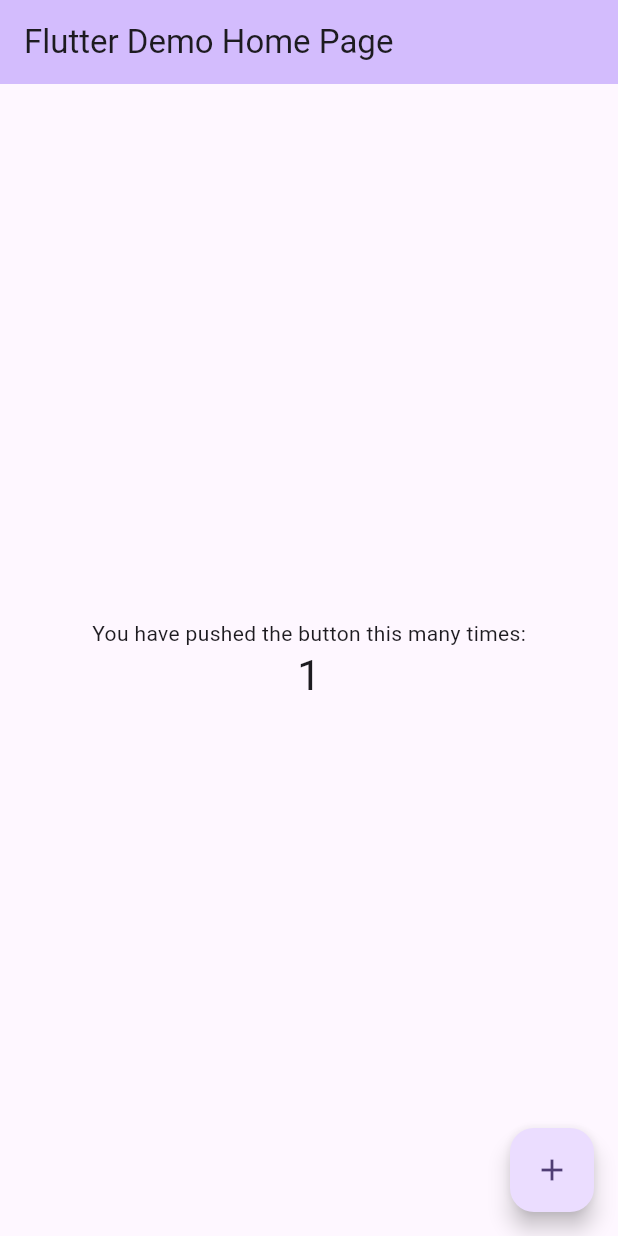
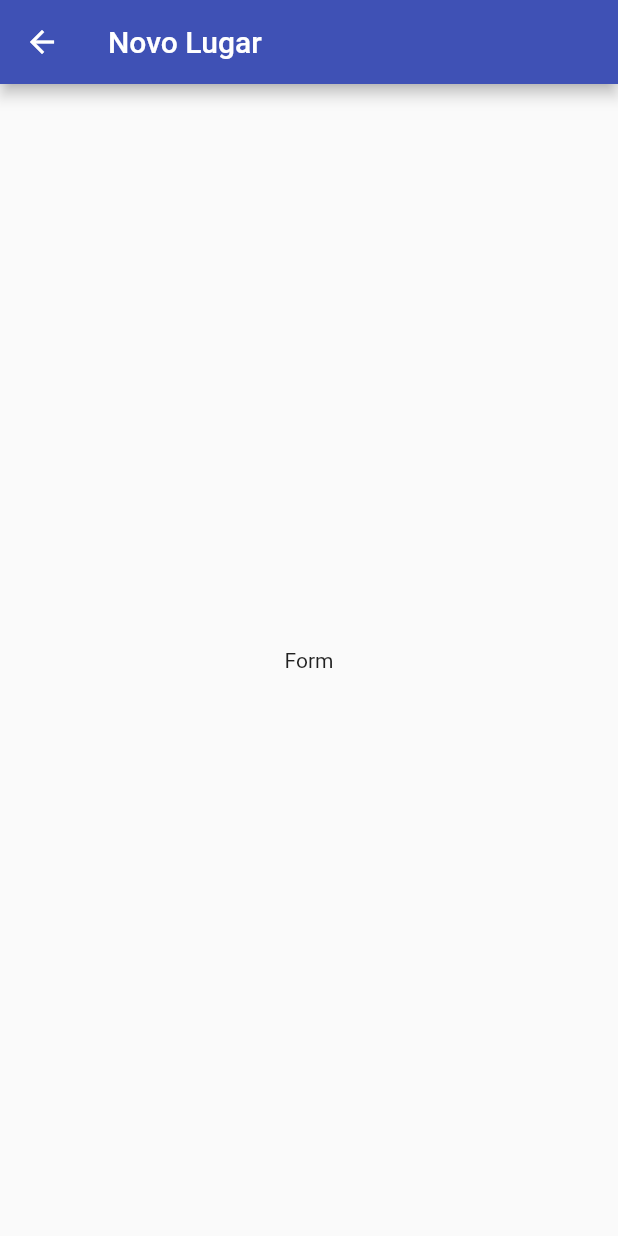
Before and after one commit to Joao-Kleber-Linhalis/great_places_app, a Flutter app: the screen it shows after launch, after a tap on the "add" icon, on a phone screen of 412 x 824 dp. Run offline on Flutter 3.47's test engine with Material 3 defaults, Android fonts, the phone set to English and light mode, and no system bars.

Commit message:
Inicio da tela de listar lugares

```diff
--- a/lib/main.dart
+++ b/lib/main.dart
@@ -1,4 +1,7 @@
 import 'package:flutter/material.dart';
+import 'package:great_places_app/screens/place_form_screen.dart';
+import 'package:great_places_app/screens/places_list_screen.dart';
+import 'package:great_places_app/utils/app_routes.dart';
 
 void main() {
   runApp(const MyApp());
@@ -7,119 +10,23 @@ void main() {
 class MyApp extends StatelessWidget {
   const MyApp({super.key});
 
-  // This widget is the root of your application.
   @override
   Widget build(BuildContext context) {
     return MaterialApp(
-      title: 'Flutter Demo',
+      title: 'Great Places',
       theme: ThemeData(
-        // This is the theme of your application.
-        //
-        // TRY THIS: Try running your application with "flutter run". You'll see
-        // the application has a purple toolbar. Then, without quitting the app,
-        // try changing the seedColor in the colorScheme below to Colors.green
-        // and then invoke "hot reload" (save your changes or press the "hot
-        // reload" button in a Flutter-supported IDE, or press "r" if you used
-        // the command line to start the app).
-        //
-        // Notice that the counter didn't reset back to zero; the application
-        // state is not lost during the reload. To reset the state, use hot
-        // restart instead.
-        //
-        // This works for code too, not just values: Most code changes can be
-        // tested with just a hot reload.
-        colorScheme: ColorScheme.fromSeed(seedColor: Colors.deepPurple),
-        useMaterial3: true,
+        progressIndicatorTheme: const ProgressIndicatorThemeData(color: Colors.amber),
+        colorScheme: ColorScheme.fromSwatch().copyWith(
+          primary: Colors.indigo,
+          secondary: Colors.amber,
+        ),
+        visualDensity: VisualDensity.adaptivePlatformDensity,
+        useMaterial3: false,
       ),
-      home: const MyHomePage(title: 'Flutter Demo Home Page'),
+      home: const PlacesListScreen(),
+      routes: {
+        AppRoutes.PLACE_FORM: (context) => PlaceFormScreen(),
+      },
     );
   }
 }
-
-class MyHomePage extends StatefulWidget {
-  const MyHomePage({super.key, required this.title});
-
-  // This widget is the home page of your application. It is stateful, meaning
-  // that it has a State object (defined below) that contains fields that affect
-  // how it looks.
-
-  // This class is the configuration for the state. It holds the values (in this
-  // case the title) provided by the parent (in this case the App widget) and
-  // used by the build method of the State. Fields in a Widget subclass are
-  // always marked "final".
-
-  final String title;
-
-  @override
-  State<MyHomePage> createState() => _MyHomePageState();
-}
-
-class _MyHomePageState extends State<MyHomePage> {
-  int _counter = 0;
-
-  void _incrementCounter() {
-    setState(() {
-      // This call to setState tells the Flutter framework that something has
-      // changed in this State, which causes it to rerun the build method below
-      // so that the display can reflect the updated values. If we changed
-      // _counter without calling setState(), then the build method would not be
-      // called again, and so nothing would appear to happen.
-      _counter++;
-    });
-  }
-
-  @override
-  Widget build(BuildContext context) {
-    // This method is rerun every time setState is called, for instance as done
-    // by the _incrementCounter method above.
-    //
-    // The Flutter framework has been optimized to make rerunning build methods
-    // fast, so that you can just rebuild anything that needs updating rather
-    // than having to individually change instances of widgets.
-    return Scaffold(
-      appBar: AppBar(
-        // TRY THIS: Try changing the color here to a specific color (to
-        // Colors.amber, perhaps?) and trigger a hot reload to see the AppBar
-        // change color while the other colors stay the same.
-        backgroundColor: Theme.of(context).colorScheme.inversePrimary,
-        // Here we take the value from the MyHomePage object that was created by
-        // the App.build method, and use it to set our appbar title.
-        title: Text(widget.title),
-      ),
-      body: Center(
-        // Center is a layout widget. It takes a single child and positions it
-        // in the middle of the parent.
-        child: Column(
-          // Column is also a layout widget. It takes a list of children and
-          // arranges them vertically. By default, it sizes itself to fit its
-          // children horizontally, and tries to be as tall as its parent.
-          //
-          // Column has various properties to control how it sizes itself and
-          // how it positions its children. Here we use mainAxisAlignment to
-          // center the children vertically; the main axis here is the vertical
-          // axis because Columns are vertical (the cross axis would be
-          // horizontal).
-          //
-          // TRY THIS: Invoke "debug painting" (choose the "Toggle Debug Paint"
-          // action in the IDE, or press "p" in the console), to see the
-          // wireframe for each widget.
-          mainAxisAlignment: MainAxisAlignment.center,
-          children: <Widget>[
-            const Text(
-              'You have pushed the button this many times:',
-            ),
-            Text(
-              '$_counter',
-              style: Theme.of(context).textTheme.headlineMedium,
-            ),
-          ],
-        ),
-      ),
-      floatingActionButton: FloatingActionButton(
-        onPressed: _incrementCounter,
-        tooltip: 'Increment',
-        child: const Icon(Icons.add),
-      ), // This trailing comma makes auto-formatting nicer for build methods.
-    );
-  }
-}
--- /dev/null
+++ b/lib/screens/place_form_screen.dart
@@ -0,0 +1,22 @@
+import 'package:flutter/material.dart';
+
+class PlaceFormScreen extends StatefulWidget {
+  const PlaceFormScreen({super.key});
+
+  @override
+  State<PlaceFormScreen> createState() => _PlaceFormScreenState();
+}
+
+class _PlaceFormScreenState extends State<PlaceFormScreen> {
+  @override
+  Widget build(BuildContext context) {
+    return Scaffold(
+      appBar: AppBar(
+        title: Text("Novo Lugar"),
+      ),
+      body: Center(
+        child: Text("Form"),
+      ),
+    );
+  }
+}
--- /dev/null
+++ b/lib/screens/places_list_screen.dart
@@ -0,0 +1,26 @@
+import 'package:flutter/material.dart';
+import 'package:great_places_app/utils/app_routes.dart';
+
+class PlacesListScreen extends StatelessWidget {
+  const PlacesListScreen({super.key});
+
+  @override
+  Widget build(BuildContext context) {
+    return Scaffold(
+      appBar: AppBar(
+        title: Text("Meus Lugares"),
+        actions: [
+          IconButton(
+            icon: Icon(Icons.add),
+            onPressed: () {
+              Navigator.of(context).pushNamed(AppRoutes.PLACE_FORM);
+            },
+          ),
+        ],
+      ),
+      body: Center(
+        child: CircularProgressIndicator(),
+      ),
+    );
+  }
+}
--- /dev/null
+++ b/lib/utils/app_routes.dart
@@ -0,0 +1,3 @@
+class AppRoutes{
+  static const String PLACE_FORM = '/place-form';
+}
```
